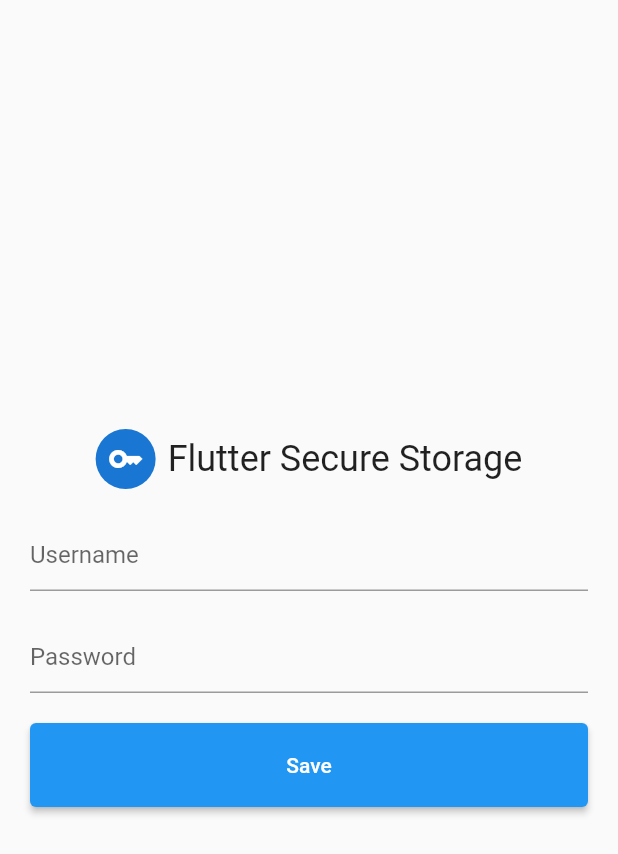
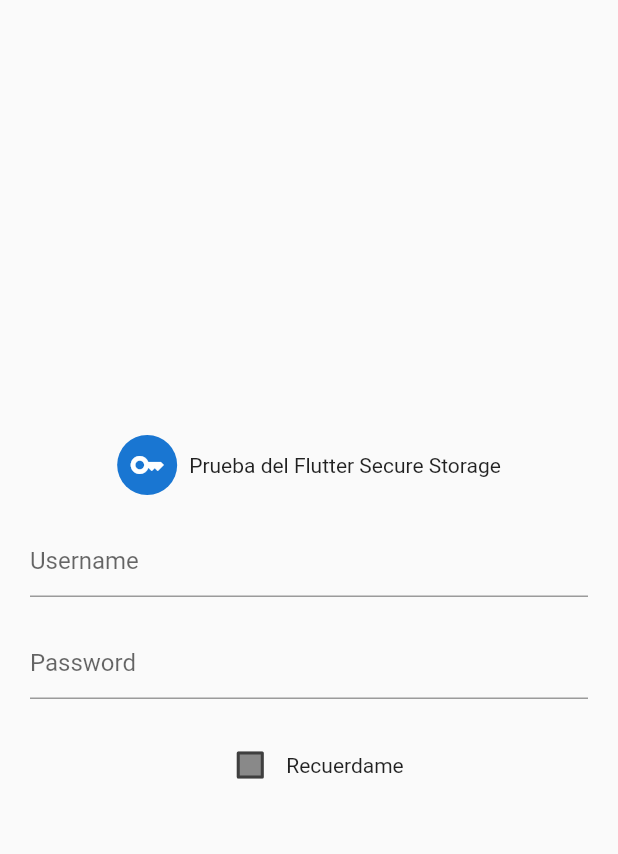
Before and after one commit to DavidEMV1622/proyect_flutter_secure_storage, a Flutter app: the screen it shows after launch, on a phone screen of 412 x 824 dp. Shown: the top 854 px of the screen. Run offline on Flutter 3.47's test engine with Material 2 defaults, Android fonts, the phone set to English and light mode, and no system bars; our stand-ins replace flutter_secure_storage.

Commit message:
agregando un checkbox

```diff
--- a/lib/presentation/screens/prueba_secure_storage.dart
+++ b/lib/presentation/screens/prueba_secure_storage.dart
@@ -1,5 +1,7 @@
 import 'package:flutter/material.dart';
 import 'package:flutter_application_1/presentation/utils/secure_storage_methods.dart';
+
+import '../widgets/checkBox.dart';
 
 class HomePage extends StatefulWidget {
   const HomePage({super.key});
@@ -9,18 +11,27 @@ class HomePage extends StatefulWidget {
 }
 
 class _HomePageState extends State<HomePage> {
+  // Llave global
   final GlobalKey<FormState> _formKey = GlobalKey();
+  // Declarar cada controlodador
   final TextEditingController _userNameController = TextEditingController();
   final TextEditingController _passwordController = TextEditingController();
+  // Declarar el llamado de la clase SecureStorageMethods para utilizar los metodos (set, get)
   final SecureStorageMethods _secureStorageMethods = SecureStorageMethods();
 
+  // Se ejecuta una vez antes de que se ejecute el StatefulWidget
   @override
   void initState() {
     super.initState();
     fetchSecureStorageData();
   }
 
+  // Metodo para obtener datos
   Future <void> fetchSecureStorageData() async {
+    /* El keyword "await" se utiliza en el metodo "fetchSecureStorageData()"
+    para esperar a que estos métodos asíncronos (async) se completen antes de asignar
+    los valores recuperados u obtenidos (getUserName, getPassword) a los controladores
+    _userNameController y _passwordController. */
     _userNameController.text = await _secureStorageMethods.getUserName() ?? "";
     _passwordController.text = await _secureStorageMethods.getPassword() ?? "";
   }
@@ -36,17 +47,16 @@ class _HomePageState extends State<HomePage> {
             child: Column(
               mainAxisAlignment: MainAxisAlignment.center,
               children: [
-                Row(
+                const Row(
                   mainAxisAlignment: MainAxisAlignment.center,
                   children: [
-                    const CircleAvatar(
+                    CircleAvatar(
                       child: Icon(Icons.key),
                     ),
                     Padding(
-                      padding: const EdgeInsets.only(left: 8.0),
+                      padding: EdgeInsets.only(left: 8.0),
                       child: Text(
-                        'Flutter Secure Storage',
-                        style: Theme.of(context).textTheme.headline5,
+                        'Prueba del Flutter Secure Storage',
                       ),
                     )
                   ],
@@ -55,7 +65,7 @@ class _HomePageState extends State<HomePage> {
                   padding: const EdgeInsets.only(top: 20),
                   child: TextFormField(
                     controller: _userNameController,
-                    decoration: InputDecoration(
+                    decoration: const InputDecoration(
                       hintText: 'Username',
                     ),
                   ),
@@ -65,17 +75,32 @@ class _HomePageState extends State<HomePage> {
                   child: TextFormField(
                     controller: _passwordController,
                     obscureText: true,
-                    decoration: InputDecoration(
+                    decoration: const InputDecoration(
                       hintText: 'Password',
                     ),
                   ),
                 ),
+                Padding(
+                  padding: EdgeInsets.only(top: 20),
+                  child: Row(
+                    mainAxisAlignment: MainAxisAlignment.center,
+                    crossAxisAlignment: CrossAxisAlignment.center,
+                    children: [
+                      CheckBox(
+                        userName: _secureStorageMethods.setUserName(_userNameController.text),
+                        password: _secureStorageMethods.setPassword(_passwordController.text)
+                      ),
+                      const Text("Recuerdame"),
+                    ],
+                  ),
+                ),/*
                 Padding(
                   padding: const EdgeInsets.only(top: 20),
                   child: SizedBox(
                     width: MediaQuery.of(context).size.width,
                     child: ElevatedButton(
                       onPressed: () async {
+                        // Almacena el contenido de los formularios
                         await _secureStorageMethods.setUserName(_userNameController.text);
                         await _secureStorageMethods.setPassword(_passwordController.text);
                       },
@@ -85,7 +110,7 @@ class _HomePageState extends State<HomePage> {
                       ),
                     ),
                   ),
-                ),
+                ), */
               ],
             ),
           ),
@@ -93,4 +118,4 @@ class _HomePageState extends State<HomePage> {
       ),
     );
   }
-  }
+}
--- /dev/null
+++ b/lib/presentation/widgets/checkBox.dart
@@ -0,0 +1,47 @@
+import 'package:flutter/material.dart';
+
+class CheckBox extends StatefulWidget {
+  final Future userName;
+  final Future password;
+  const CheckBox({super.key, required this.userName, required this.password});
+
+  @override
+  State<CheckBox> createState() => _CheckBoxState();
+}
+
+class _CheckBoxState extends State<CheckBox> {
+
+  bool isChecked = false; // Si se llena (true) o no (false) el check
+
+  @override
+  Widget build(BuildContext context) {
+    return Checkbox(
+      checkColor: Colors.white,
+      fillColor: MaterialStateProperty.resolveWith(_getColor),
+      value: isChecked,
+      onChanged: (bool? value) {
+        setState(() {
+          isChecked = value!;
+        });
+        setState(() async {
+          if (isChecked == true) {
+            await widget.userName;
+            await widget.password;
+          }
+        });
+      },
+    );
+  }
+
+  Color _getColor(Set<MaterialState> states) {
+      const Set<MaterialState> interactiveStates = <MaterialState>{
+        MaterialState.pressed,
+        MaterialState.hovered,
+        MaterialState.focused,
+      };
+      if (states.any(interactiveStates.contains)) {
+        return Colors.blue;
+      }
+      return Colors.black45;
+    }
+}
```
